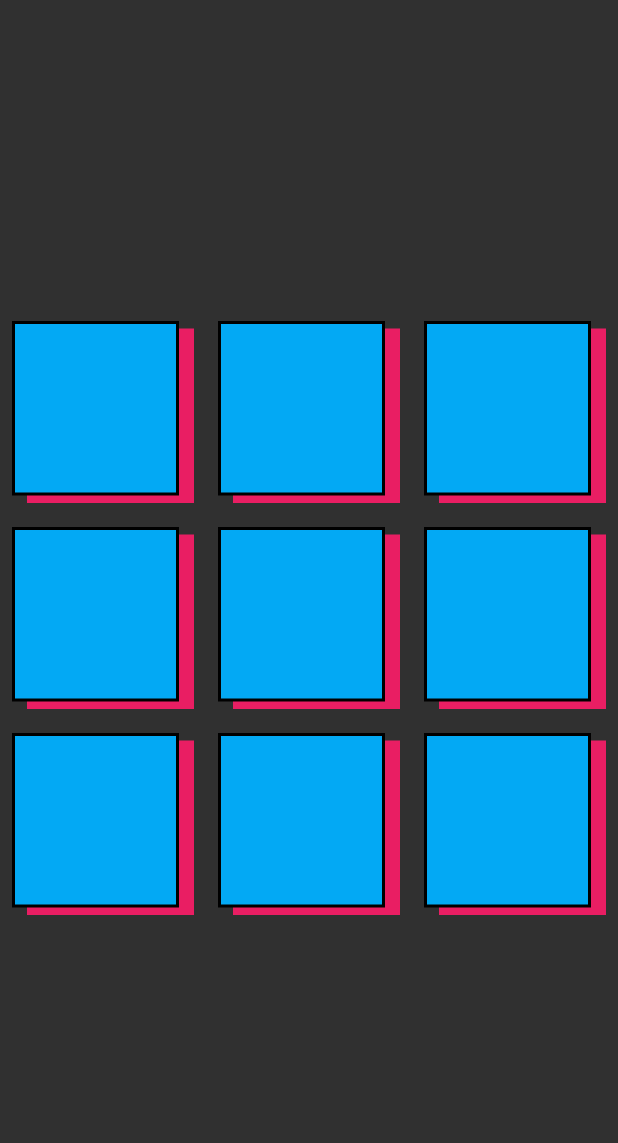
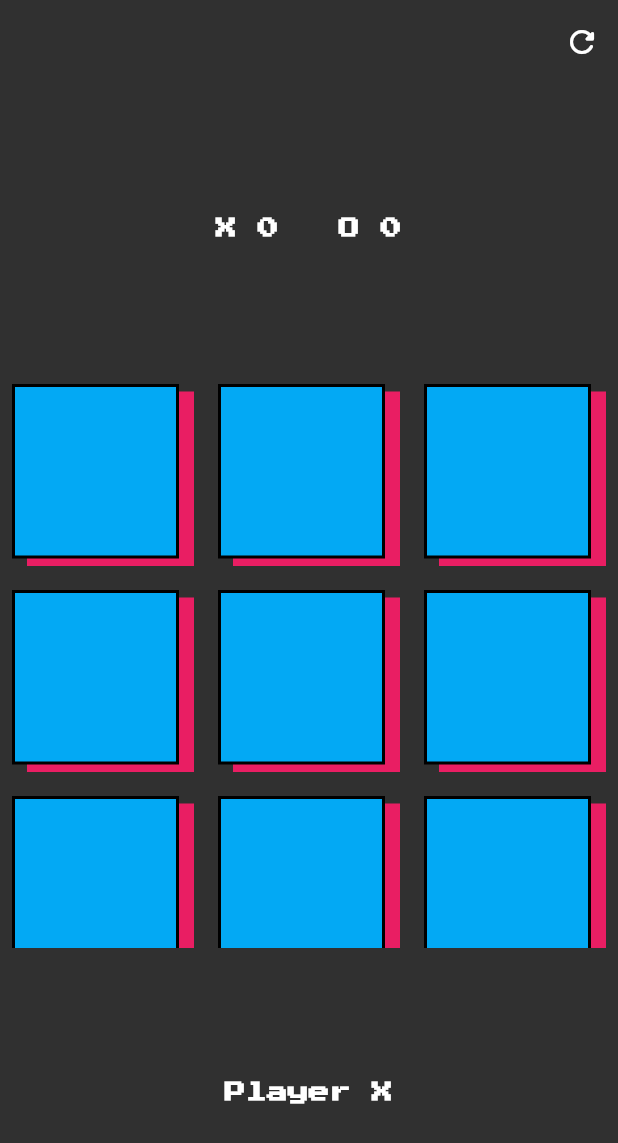
Before and after one commit to kailasnv/Tic-Tac-Toe-game, a Flutter app: the screen it shows after launch, on a phone screen of 412 x 824 dp. Shown: the top 1143 px of the screen. Run offline on Flutter 3.47's test engine with Material 2 defaults, Android fonts, the phone set to English and light mode, and no system bars; our stand-ins replace google_fonts.

Commit message:
game completed

```diff
--- a/lib/presentation/game_screen.dart
+++ b/lib/presentation/game_screen.dart
@@ -1,18 +1,45 @@
+import 'package:exoh/game_class/game.dart';
 import 'package:exoh/presentation/widgets/xo_tile.dart';
+import 'package:exoh/utils/constants.dart';
 import 'package:flutter/material.dart';
+import 'package:provider/provider.dart';
 
 class GameScreen extends StatelessWidget {
   const GameScreen({super.key});
 
   @override
   Widget build(BuildContext context) {
+    final game = Provider.of<GameProvider>(context, listen: false);
+
     return Scaffold(
+      // appbar is used for showing a reset game icon
+      appBar: AppBar(
+        backgroundColor: Colors.transparent,
+        elevation: 0,
+        actions: [
+          IconButton(
+            onPressed: () => game.resetGame(),
+            icon: const Icon(Icons.refresh_rounded),
+          ),
+        ],
+      ),
       body: Column(
         children: [
-          // scrore section
-          Expanded(child: Container()),
+          // score section
+          Expanded(child: Consumer<GameProvider>(
+            builder: (context, state, child) {
+              return Row(
+                mainAxisAlignment: MainAxisAlignment.center,
+                children: [
+                  Text("X ${state.xPoint.toString()}", style: gameStyle),
+                  const SizedBox(width: 40),
+                  Text("O ${state.oPoint.toString()}", style: gameStyle),
+                ],
+              );
+            },
+          )),
 
-          //game pad
+          // game pad Grid
           Expanded(
             flex: 2,
             child: Center(
@@ -27,8 +54,41 @@ class GameScreen extends StatelessWidget {
             ),
           ),
 
-          // additional info
-          Expanded(child: Container()),
+          // additional info - shows whose turn and who WINS
+          Expanded(child: Consumer<GameProvider>(
+            builder: (context, state, child) {
+              if (state.currentWinner != null) {
+                return Column(
+                  mainAxisAlignment: MainAxisAlignment.center,
+                  children: [
+                    Text(
+                      "The Winner is ${state.currentWinner}",
+                      style: gameStyle.copyWith(color: Colors.lime),
+                    ),
+                    // play again button
+                    Padding(
+                      padding: const EdgeInsets.symmetric(vertical: 25),
+                      child: GestureDetector(
+                        onTap: () => game.resetGame(),
+                        child: Text(
+                          "Play Again",
+                          style: gameStyle.copyWith(fontSize: 15),
+                        ),
+                      ),
+                    ),
+                  ],
+                );
+              } else {
+                // until anyone Wins, just shows here the turns of player
+                return Center(
+                  child: Text(
+                    state.xTurn ? "Player X" : "Player O",
+                    style: gameStyle,
+                  ),
+                );
+              }
+            },
+          )),
         ],
       ),
     );
--- a/lib/presentation/widgets/xo_tile.dart
+++ b/lib/presentation/widgets/xo_tile.dart
@@ -5,10 +5,7 @@ import '../../game_class/game.dart';
 import '../../utils/constants.dart';
 
 class XoTile extends StatelessWidget {
-  const XoTile({
-    super.key,
-    required this.index,
-  });
+  const XoTile({super.key, required this.index});
 
   final int index;
 
@@ -19,9 +16,7 @@ class XoTile extends StatelessWidget {
     return Padding(
       padding: const EdgeInsets.all(8),
       child: GestureDetector(
-        onTap: () {
-          game.onTapped(index);
-        },
+        onTap: () => game.onTapped(index),
         child: Stack(
           children: [
             // bottom tile
@@ -39,14 +34,14 @@ class XoTile extends StatelessWidget {
                 ),
               ),
             ),
-            // display X or O
+            // write X or O
             Consumer<GameProvider>(
               builder: (context, state, _) {
                 return Align(
                   alignment: Alignment.center,
                   child: Text(
                     state.displayXO[index],
-                    style: xoStyle,
+                    style: gameStyle.copyWith(fontSize: 25),
                   ),
                 );
               },
--- a/lib/utils/constants.dart
+++ b/lib/utils/constants.dart
@@ -1,6 +1,13 @@
 import 'package:flutter/material.dart';
+import 'package:google_fonts/google_fonts.dart';
 
-const xoStyle = TextStyle(
+// const winnerStyle = TextStyle(
+//   fontWeight: FontWeight.bold,
+//   fontSize: 30,
+//   color: Colors.lime,
+// );
+
+final gameStyle = GoogleFonts.pressStart2p(
+  color: Colors.white,
   fontWeight: FontWeight.bold,
-  fontSize: 30,
 );
```
Also changed, not shown: lib/game_class/game.dart (+85 -0 lines), lib/main.dart (+7 -1 lines).
